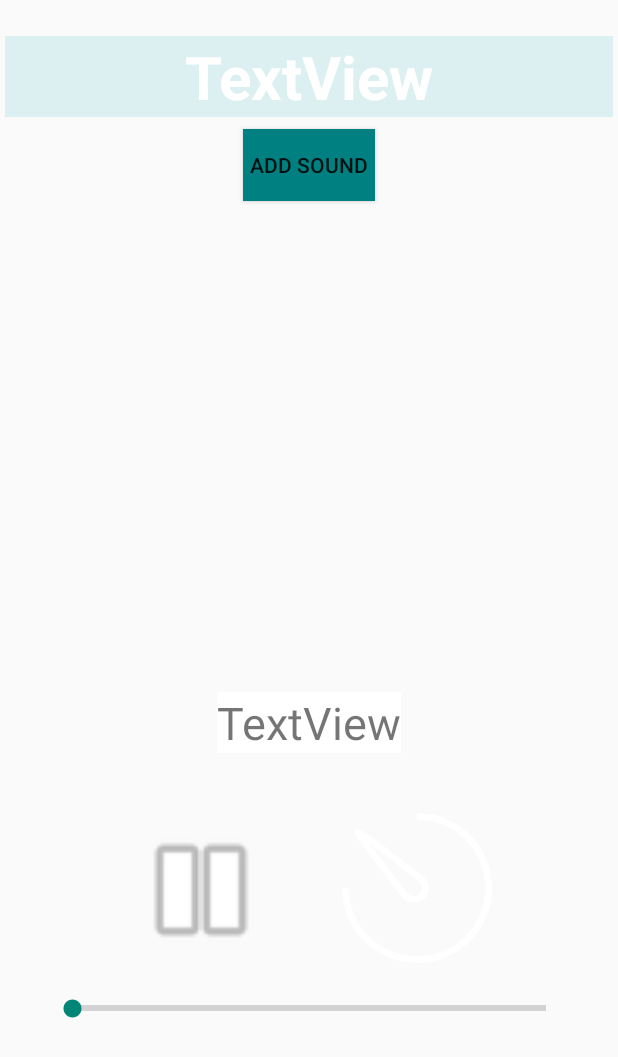
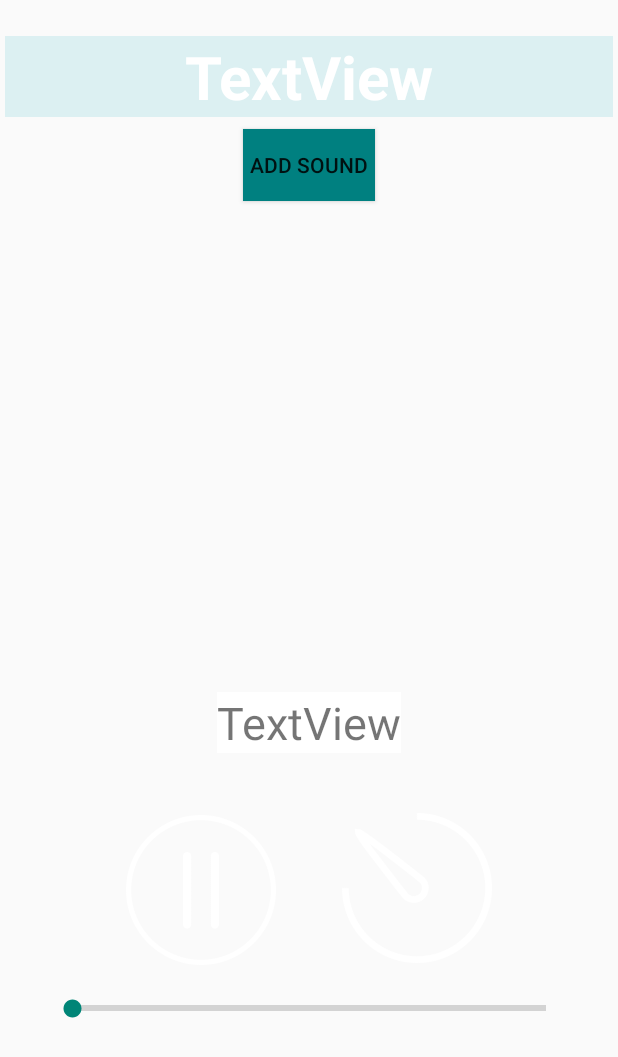
Before and after one commit to pawchi/MeditationMusic, an Android app: the layout activity_play1.xml on its own in the app's theme, with its tools: preview values and no code run, on a phone screen of 412 x 824 dp. Shown: the top 1057 px of the screen. Run offline under Robolectric (Android 15) with nearby library versions, the phone set to English and light mode, and no system bars.

Commit message:
Play icon added

```diff
--- a/app/src/main/java/org/chilon/meditationmusic/PlayMusicOne.java
+++ b/app/src/main/java/org/chilon/meditationmusic/PlayMusicOne.java
@@ -94,7 +94,7 @@ public class PlayMusicOne extends Activity  {
             @Override
             public void onClick(View v) {
                 if (plmdx.isPlaying()) {
-                    stopButton.setBackgroundResource(android.R.drawable.ic_media_play);
+                    stopButton.setBackgroundResource(R.drawable.play_icon);
                     plmdx.pause();
                 } else {
                     stopButton.setBackgroundResource(R.drawable.pause);
--- a/app/src/main/res/layout/activity_play1.xml
+++ b/app/src/main/res/layout/activity_play1.xml
@@ -27,7 +27,7 @@
         android:layout_width="100dp"
         android:layout_height="100dp"
         android:layout_marginStart="40dp"
-        android:background="@android:drawable/ic_media_pause"
+        android:background="@drawable/pause"
         app:layout_constraintBottom_toBottomOf="parent"
         app:layout_constraintEnd_toStartOf="@+id/timerid"
         app:layout_constraintHorizontal_bias="0.5"
```
Also changed, not shown: app/src/main/res/drawable/play_icon.png (added).
